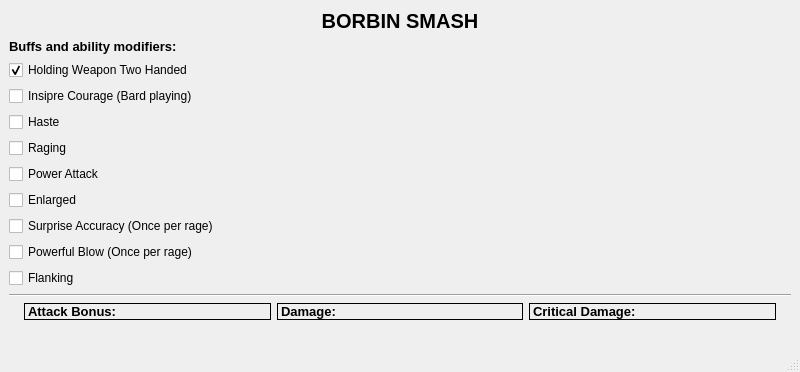
The window that main_window.ui (asarinn/borbin_smash) describes before a commit, drawn with Qt 5.
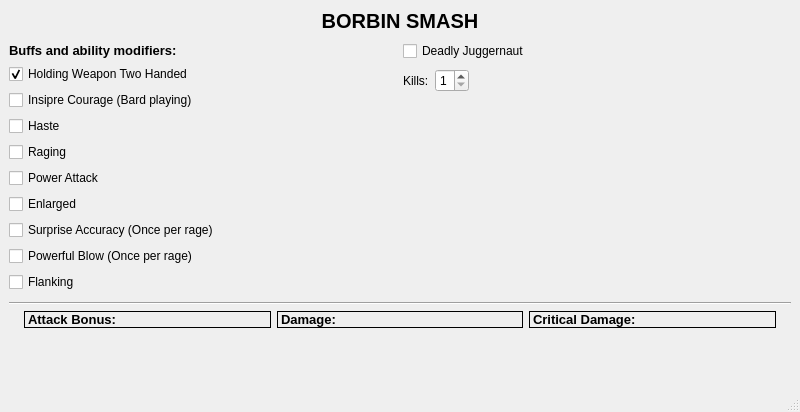
The same window after the commit.

Commit message: deadly juggernaut added

What changed in the file:
```diff
--- a/main_window.ui
+++ b/main_window.ui
@@ -7,7 +7,7 @@
     <x>0</x>
     <y>0</y>
     <width>800</width>
-    <height>372</height>
+    <height>412</height>
    </rect>
   </property>
   <property name="windowTitle">
@@ -36,6 +36,22 @@
        </widget>
       </item>
       <item>
+       <layout class="QHBoxLayout" name="horizontalLayout_3" stretch="1,1">
+        <property name="topMargin">
+         <number>2</number>
+        </property>
+        <property name="bottomMargin">
+         <number>2</number>
+        </property>
+        <item>
+         <layout class="QVBoxLayout" name="verticalLayout_4">
+          <property name="topMargin">
+           <number>2</number>
+          </property>
+          <property name="bottomMargin">
+           <number>2</number>
+          </property>
+          <item>
        <widget class="QLabel" name="label_2">
         <property name="font">
          <font>
@@ -116,6 +132,74 @@
         </property>
        </widget>
       </item>
+         </layout>
+        </item>
+        <item>
+         <layout class="QVBoxLayout" name="verticalLayout_5">
+          <item>
+           <widget class="QCheckBox" name="deadly_juggernaut_check_box">
+            <property name="text">
+             <string>Deadly Juggernaut</string>
+            </property>
+           </widget>
+          </item>
+          <item>
+           <layout class="QHBoxLayout" name="horizontalLayout_4">
+            <property name="topMargin">
+             <number>2</number>
+            </property>
+            <property name="bottomMargin">
+             <number>2</number>
+            </property>
+            <item>
+             <widget class="QLabel" name="label_3">
+              <property name="text">
+               <string>Kills:</string>
+              </property>
+             </widget>
+            </item>
+            <item>
+             <widget class="QSpinBox" name="kills_spin_box">
+              <property name="minimum">
+               <number>1</number>
+              </property>
+              <property name="maximum">
+               <number>5</number>
+              </property>
+             </widget>
+            </item>
+            <item>
+             <spacer name="horizontalSpacer">
+              <property name="orientation">
+               <enum>Qt::Horizontal</enum>
+              </property>
+              <property name="sizeHint" stdset="0">
+               <size>
+                <width>40</width>
+                <height>20</height>
+               </size>
+              </property>
+             </spacer>
+            </item>
+           </layout>
+          </item>
+          <item>
+           <spacer name="verticalSpacer_2">
+            <property name="orientation">
+             <enum>Qt::Vertical</enum>
+            </property>
+            <property name="sizeHint" stdset="0">
+             <size>
+              <width>20</width>
+              <height>40</height>
+             </size>
+            </property>
+           </spacer>
+          </item>
+         </layout>
+        </item>
+       </layout>
+      </item>
       <item>
        <widget class="Line" name="line">
         <property name="orientation">
```
Left out of the diff: 2 changed lines with no effect on the pictures. Lines whose indentation alone changed are shown as unchanged. The commit also changes 2 other files.
